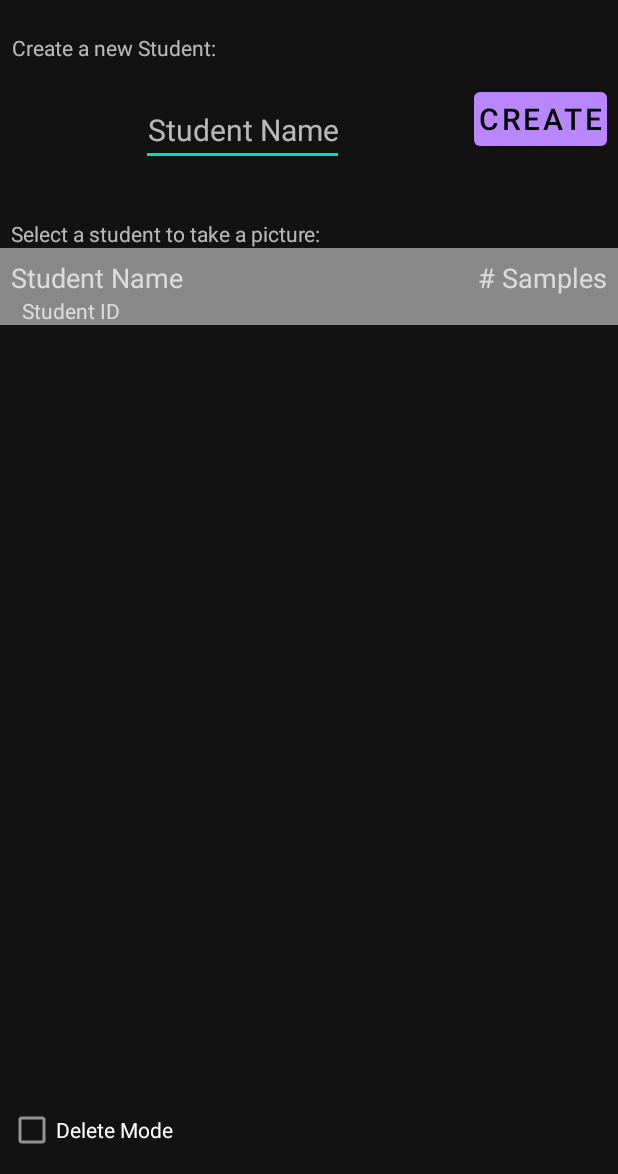
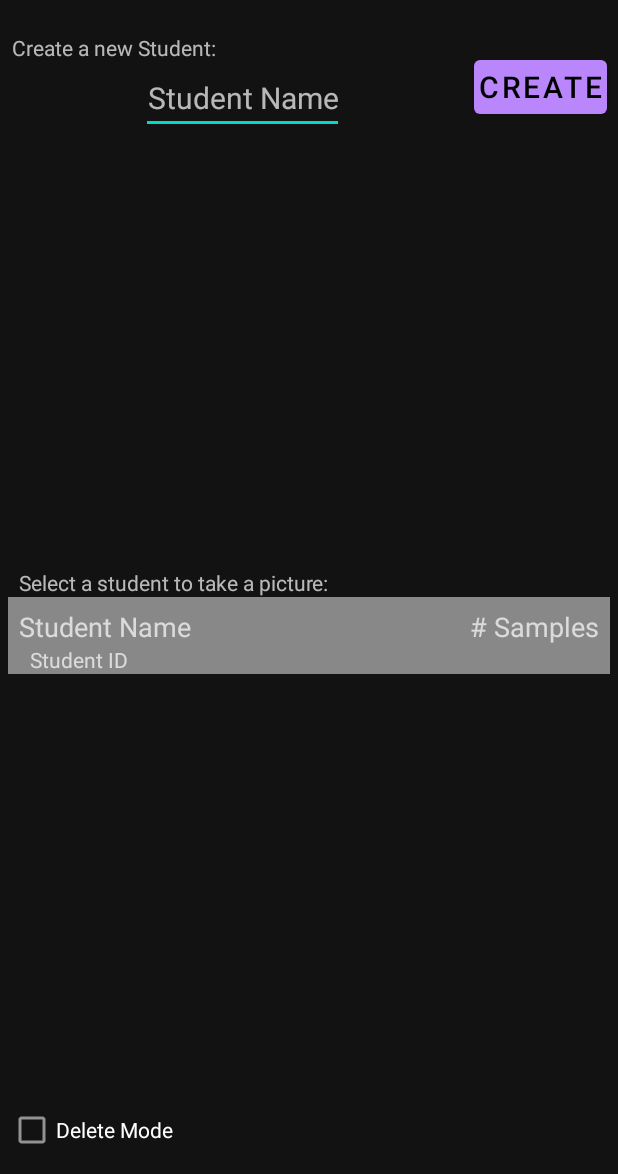
Before and after one commit to noamsto/FaceAttendance, an Android app: the ManageStudentsActivity screen opened directly, with no data from a screen before it, on a phone screen of 412 x 824 dp, the part 62-1236 px from its top. Run offline under Robolectric (Android 15) with nearby library versions, the phone set to English and light mode, and no system bars; libraries missing offline, so code that uses them is left out: com.livinglifetechway.quickpermissions_kotlin; 12 statements that could not run were skipped.

```diff
--- a/app/build.gradle
+++ b/app/build.gradle
@@ -45,6 +45,8 @@ dependencies {
     implementation "com.android.support:design:$android_support_version"
     implementation "com.android.support:recyclerview-v7:$android_support_version"
     implementation "com.android.support:cardview-v7:$android_support_version"
+    implementation 'pl.droidsonroids.gif:android-gif-drawable:1.2.16'
+
 
     implementation group: 'org.bytedeco', name: 'javacv', version: '1.4.3'
     implementation group: 'org.bytedeco.javacpp-presets', name: 'opencv', version: '3.4.3-1.4.3', classifier: 'android-arm'
--- a/app/src/main/java/com/kotlindev/noam/faceattendance/EditClassActivity.kt
+++ b/app/src/main/java/com/kotlindev/noam/faceattendance/EditClassActivity.kt
@@ -44,7 +44,7 @@ class EditClassActivity : AppCompatActivity() {
         studentListViewAdapter = StudentsSetAdapter(this, allStudentList, selectedStudents,
                 markColor = Color.parseColor("#2e7d32"))
         student_list_view.adapter = studentListViewAdapter
-        student_list_view.setOnItemClickListener { _, view, position, _ ->
+        student_list_view.setOnItemClickListener { _, _, position, _ ->
             setSelected(allStudentList[position])
         }
         confirm_edit_class_btn.setOnClickListener {
--- a/app/src/main/java/com/kotlindev/noam/faceattendance/StudentAttendanceActivity.kt
+++ b/app/src/main/java/com/kotlindev/noam/faceattendance/StudentAttendanceActivity.kt
@@ -20,6 +20,7 @@ import com.kotlindev.noam.faceattendance.datasets.StudentSet
 import kotlinx.android.synthetic.main.activity_student_attandence.*
 import org.jetbrains.anko.doAsync
 import org.jetbrains.anko.toast
+import pl.droidsonroids.gif.GifDrawable
 import java.util.concurrent.atomic.AtomicBoolean
 
 class StudentAttendanceActivity : AppCompatActivity(), OnCameraFragmentInteractionListener,
--- a/app/src/main/java/com/kotlindev/noam/faceattendance/camera/Camera2Fragment.kt
+++ b/app/src/main/java/com/kotlindev/noam/faceattendance/camera/Camera2Fragment.kt
@@ -346,9 +346,6 @@ class Camera2Fragment : Fragment() {
     override fun onViewCreated(view: View, savedInstanceState: Bundle?) {
         super.onViewCreated(view, savedInstanceState)
         textureView = camera_frag_preview
-        picture.setOnClickListener{
-            captureStillPicture()
-        }
     }
 
     /**
--- a/app/src/main/res/layout/activity_manage_students.xml
+++ b/app/src/main/res/layout/activity_manage_students.xml
@@ -1,5 +1,5 @@
 <?xml version="1.0" encoding="utf-8"?>
-<LinearLayout xmlns:android="http://schemas.android.com/apk/res/android"
+<android.support.constraint.ConstraintLayout xmlns:android="http://schemas.android.com/apk/res/android"
     xmlns:tools="http://schemas.android.com/tools"
     android:layout_width="match_parent"
     android:layout_height="match_parent"
@@ -10,8 +10,10 @@
     <android.support.constraint.ConstraintLayout
         android:id="@+id/new_student_area"
         android:layout_width="match_parent"
-        android:layout_height="0dp"
-        android:layout_weight="1"
+        android:layout_height="wrap_content"
+        app:layout_constraintTop_toTopOf="parent"
+        app:layout_constraintBottom_toBottomOf="parent"
+        app:layout_constraintVertical_bias="0"
         android:orientation="horizontal"
         >
 
@@ -25,6 +27,7 @@
             android:gravity="center"
             android:layout_margin="7dp"
             android:textSize="14sp"
+            app:layout_constrainedHeight="true"
             />
 
         <EditText
@@ -60,8 +63,11 @@
 
     <android.support.constraint.ConstraintLayout
         android:layout_width="match_parent"
-        android:layout_height="0dp"
-        android:layout_weight="5"
+        android:layout_height="wrap_content"
+        app:layout_constraintTop_toBottomOf="@id/new_student_area"
+        app:layout_constraintBottom_toTopOf="@id/delete_block"
+        app:layout_constrainedHeight="true"
+        android:padding="5dp"
         android:orientation="vertical"
         android:layout_marginTop="7dp"
         >
@@ -97,8 +103,8 @@
 
     <android.support.constraint.ConstraintLayout
         android:layout_width="match_parent"
-        android:layout_height="0dp"
-        android:layout_weight="0.5"
+        android:layout_height="wrap_content"
+        app:layout_constraintBottom_toBottomOf="parent"
         android:id="@+id/delete_block"
         android:padding="5dp">
 
@@ -126,4 +132,4 @@
     </android.support.constraint.ConstraintLayout>
 
 
-</LinearLayout>
+</android.support.constraint.ConstraintLayout>
--- a/app/src/main/res/values/strings.xml
+++ b/app/src/main/res/values/strings.xml
@@ -16,4 +16,5 @@
     <string name="finish">Finish</string>
     <string name="fix">Fix</string>
     <string name="sign_me">Sign me</string>
+    <string name="stop_btn">Stop</string>
 </resources>
--- a/build.gradle
+++ b/build.gradle
@@ -5,6 +5,7 @@ buildscript {
     repositories {
         google()
         jcenter()
+        mavenCentral()
     }
     dependencies {
         classpath 'com.android.tools.build:gradle:3.2.1'
@@ -21,6 +22,7 @@ allprojects {
         google()
         jcenter()
         maven { url "https://jitpack.io" }
+        mavenCentral()
     }
 }
 
```
Also changed, not shown: app/src/main/java/com/kotlindev/noam/faceattendance/ImageCaptureActivity.kt (+41 -7 lines), app/src/main/res/layout/activity_image_capture.xml (+25 -2 lines), app/src/main/res/layout/activity_student_attandence.xml (+13 -0 lines), app/src/main/res/layout/fragment_camera2.xml (+0 -9 lines), app/src/main/res/drawable/loading_module.gif (added).
